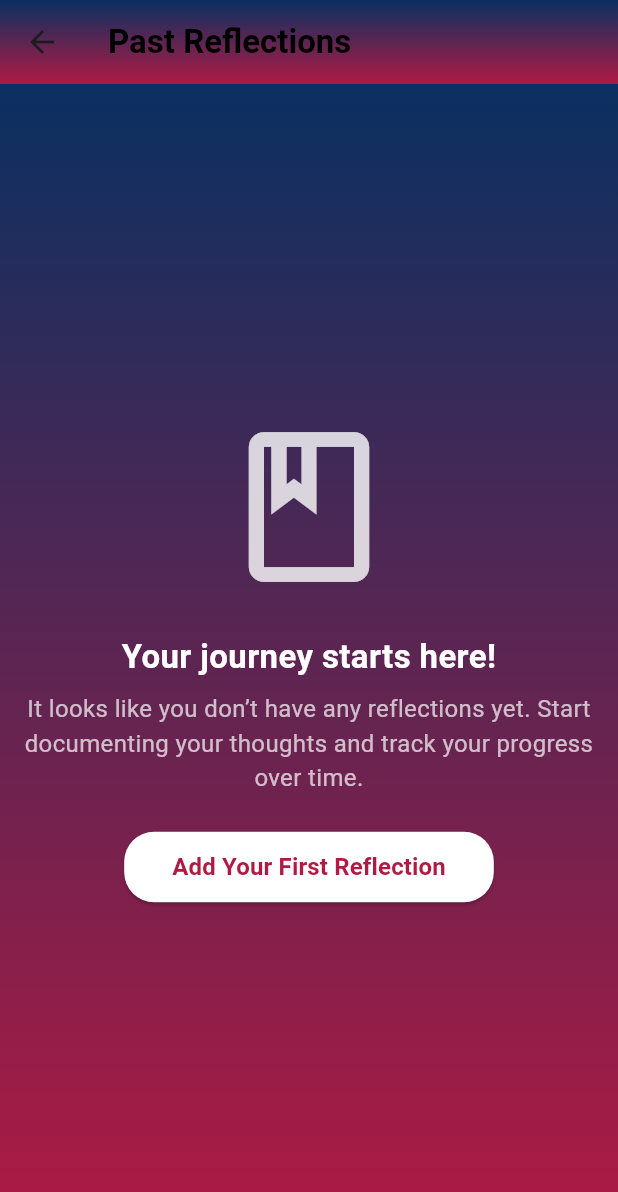
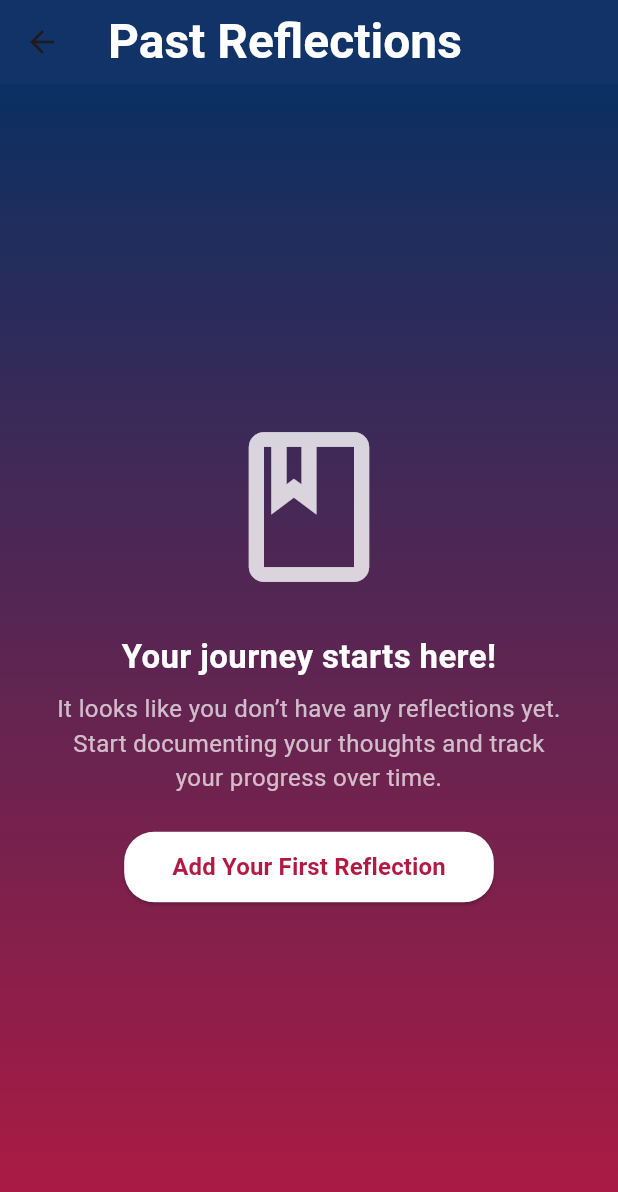
Before and after one commit to PranavBP/Senior-Pal, a Flutter app: the ReflectionsScreen screen opened directly, after a tap on "View Past Notes", on a phone screen of 412 x 824 dp. Shown: the top 1192 px of the screen. Run offline on Flutter 3.47's test engine with Material 3 defaults, Android fonts, the phone set to English and light mode, and no system bars; our stand-ins replace audioplayers, chewie, cloud_firestore, firebase_auth, firebase_core, firebase_database and 8 more; accounts and stored records are empty.

Commit message:
Fixed reflections page: buttons and app bar

```diff
--- a/lib/screens/tab screens/reflections_screen.dart
+++ b/lib/screens/tab screens/reflections_screen.dart
@@ -1,12 +1,12 @@
 import 'package:flutter/material.dart';
 import 'package:flutter_riverpod/flutter_riverpod.dart';
-import 'package:hero_minds/widgets/Reflections/reflection_list_view.dart';
 import 'package:intl/intl.dart';
 import '../../provider/theme_provider.dart';
 import '../../controllers/reflection_controller.dart';
 import '../../models/reflection.dart';
 import '../../models/theme.dart';
 import '../../widgets/Reflections/past_reflections_screen.dart';
+import 'package:hero_minds/widgets/Reflections/reflection_list_view.dart';
 
 // Simulate a streak count for demonstration purposes
 final streakCountProvider = Provider<int>((ref) => 5);
@@ -44,6 +44,17 @@ class _ReflectionsScreenState extends ConsumerState<ReflectionsScreen> {
   }
 
   void saveReflection() {
+    if (titleController.text.isEmpty || contentController.text.isEmpty) {
+      // Show an error if fields are empty
+      ScaffoldMessenger.of(context).showSnackBar(
+        const SnackBar(
+          content: Text('Please fill in all fields before saving.'),
+          duration: Duration(seconds: 2),
+        ),
+      );
+      return; // Exit the function if validation fails
+    }
+
     try {
       final reflectionListNotifier = ref.read(reflectionListProvider.notifier);
 
@@ -120,26 +131,23 @@ class _ReflectionsScreenState extends ConsumerState<ReflectionsScreen> {
     final theme = ref.watch(themeNotifierProvider);
     final streakCount = ref.watch(streakCountProvider);
 
-    final isSaveEnabled = titleController.text.isNotEmpty &&
-        contentController.text.isNotEmpty &&
-        contentController.text.length <= 500;
-
     return Scaffold(
       appBar: AppBar(
         title: Text(
           "Reflections",
           style: TextStyle(
             color: theme.textColor,
-            fontSize: 28,
-            fontWeight: FontWeight.w800,
+            fontSize: 32,
+            fontWeight: FontWeight.bold,
           ),
         ),
         backgroundColor: theme.backgroundGradient[0],
+        elevation: 4,
         centerTitle: false,
-        elevation: 4,
       ),
       body: Stack(
         children: [
+          // Gradient Background
           Container(
             decoration: BoxDecoration(
               gradient: LinearGradient(
@@ -161,7 +169,7 @@ class _ReflectionsScreenState extends ConsumerState<ReflectionsScreen> {
                       Center(
                         child: Text(
                           selectedMood!,
-                          style: TextStyle(
+                          style: const TextStyle(
                               fontSize: 48, fontWeight: FontWeight.bold),
                         ),
                       ),
@@ -213,7 +221,7 @@ class _ReflectionsScreenState extends ConsumerState<ReflectionsScreen> {
                       mainAxisAlignment: MainAxisAlignment.spaceBetween,
                       children: [
                         ElevatedButton(
-                          onPressed: isSaveEnabled ? saveReflection : null,
+                          onPressed: saveReflection,
                           style: ElevatedButton.styleFrom(
                             backgroundColor: theme.backgroundColor,
                             foregroundColor: theme.textColor,
@@ -247,9 +255,8 @@ class _ReflectionsScreenState extends ConsumerState<ReflectionsScreen> {
                           );
                         },
                         style: ElevatedButton.styleFrom(
-                          backgroundColor:
-                              Theme.of(context).colorScheme.primary,
-                          foregroundColor: Colors.white,
+                          backgroundColor: theme.backgroundColor, // Theme-based
+                          foregroundColor: theme.textColor, // Theme-based
                           padding: const EdgeInsets.symmetric(
                               vertical: 14, horizontal: 24),
                           shape: RoundedRectangleBorder(
--- a/lib/widgets/Reflections/past_reflections_screen.dart
+++ b/lib/widgets/Reflections/past_reflections_screen.dart
@@ -1,10 +1,9 @@
 import 'package:flutter/material.dart';
 import 'package:flutter_riverpod/flutter_riverpod.dart';
-import 'package:hero_minds/widgets/Reflections/reflection_details_screen.dart';
 import 'package:intl/intl.dart';
-import 'package:lottie/lottie.dart';
 import '../../models/reflection.dart';
 import '../../provider/theme_provider.dart';
+import 'reflection_details_screen.dart';
 import 'package:hero_minds/widgets/Reflections/reflection_list_view.dart';
 
 class PastReflectionsScreen extends ConsumerWidget {
@@ -25,33 +24,34 @@ class PastReflectionsScreen extends ConsumerWidget {
 
     return Scaffold(
       appBar: AppBar(
-        title: const Text(
+        title: Text(
           "Past Reflections",
           style: TextStyle(
+            color: theme.textColor,
+            fontSize: 32,
             fontWeight: FontWeight.bold,
-            color: Colors.black, // Static black text color
           ),
         ),
-        flexibleSpace: Container(
+        backgroundColor: theme.backgroundGradient[0],
+        elevation: 4,
+        centerTitle: false,
+      ),
+      body: Container(
+        width: double.infinity,
+        height: double.infinity,
         decoration: BoxDecoration(
           gradient: LinearGradient(
-              colors: theme.backgroundGradient, // Dynamic gradient
+            colors: theme.backgroundGradient, // Unified gradient
             begin: Alignment.topCenter,
             end: Alignment.bottomCenter,
           ),
         ),
-        ),
-        backgroundColor: theme.backgroundColor, // Dynamic background color
-      ),
-      body: Container(
-        decoration: BoxDecoration(
-          gradient: LinearGradient(
-            begin: Alignment.topCenter,
-            end: Alignment.bottomCenter,
-            colors:
-                theme.backgroundGradient, // Dynamic page background gradient
-          ),
-        ),
+        child: Padding(
+          padding: const EdgeInsets.all(16.0),
+          child: Column(
+            crossAxisAlignment: CrossAxisAlignment.start,
+            children: [
+              Expanded(
                 child: reflections.isEmpty
                     ? Center(
                         child: Padding(
@@ -88,14 +88,13 @@ class PastReflectionsScreen extends ConsumerWidget {
                               const SizedBox(height: 24),
                               ElevatedButton(
                                 onPressed: () {
-                          Navigator.pop(
-                              context); // Go back to the previous page
+                                  Navigator.pop(context); // Go back
                                 },
                                 style: ElevatedButton.styleFrom(
-                          backgroundColor:
-                              theme.textColor, // Updated button background
-                          foregroundColor:
-                              theme.backgroundColor, // Button text color
+                                  backgroundColor: theme
+                                      .textColor, // Updated button background
+                                  foregroundColor: theme
+                                      .backgroundColor, // Button text color
                                   padding: const EdgeInsets.symmetric(
                                       horizontal: 32, vertical: 12),
                                   shape: RoundedRectangleBorder(
@@ -127,19 +126,22 @@ class PastReflectionsScreen extends ConsumerWidget {
                               crossAxisAlignment: CrossAxisAlignment.start,
                               children: [
                                 Padding(
-                          padding: const EdgeInsets.symmetric(vertical: 8.0),
+                                  padding:
+                                      const EdgeInsets.symmetric(vertical: 8.0),
                                   child: Text(
                                     date,
                                     style: TextStyle(
                                       fontSize: 18,
                                       fontWeight: FontWeight.bold,
-                              color: theme.textColor, // Dynamic text color
+                                      color:
+                                          theme.textColor, // Dynamic text color
                                     ),
                                   ),
                                 ),
                                 ...reflectionsForDate.map((reflection) {
                                   return Card(
-                            margin: const EdgeInsets.symmetric(vertical: 8.0),
+                                    margin: const EdgeInsets.symmetric(
+                                        vertical: 8.0),
                                     elevation: 4,
                                     shape: RoundedRectangleBorder(
                                       borderRadius: BorderRadius.circular(12),
@@ -152,11 +154,13 @@ class PastReflectionsScreen extends ConsumerWidget {
                                         style: TextStyle(
                                           fontWeight: FontWeight.bold,
                                           fontSize: 16,
-                                  color: theme.textColor, // Dynamic text color
+                                          color: theme
+                                              .textColor, // Dynamic text color
                                         ),
                                       ),
                                       subtitle: Column(
-                                crossAxisAlignment: CrossAxisAlignment.start,
+                                        crossAxisAlignment:
+                                            CrossAxisAlignment.start,
                                         children: [
                                           Text(
                                             reflection.content,
@@ -174,7 +178,8 @@ class PastReflectionsScreen extends ConsumerWidget {
                                               Text(
                                                 "Mood: ${reflection.mood ?? 'N/A'}",
                                                 style: TextStyle(
-                                          color: theme.textColor.withOpacity(
+                                                  color: theme.textColor
+                                                      .withOpacity(
                                                           0.7), // Dynamic text color with opacity
                                                   fontSize: 12,
                                                 ),
@@ -183,7 +188,8 @@ class PastReflectionsScreen extends ConsumerWidget {
                                               Text(
                                                 "Words: ${reflection.content.split(' ').length}",
                                                 style: TextStyle(
-                                          color: theme.textColor.withOpacity(
+                                                  color: theme.textColor
+                                                      .withOpacity(
                                                           0.7), // Dynamic text color with opacity
                                                   fontSize: 12,
                                                 ),
@@ -194,7 +200,8 @@ class PastReflectionsScreen extends ConsumerWidget {
                                       ),
                                       trailing: Icon(
                                         Icons.arrow_forward,
-                                color: theme.textColor, // Dynamic icon color
+                                        color: theme
+                                            .textColor, // Dynamic icon color
                                       ),
                                       onTap: () {
                                         Navigator.push(
@@ -215,6 +222,10 @@ class PastReflectionsScreen extends ConsumerWidget {
                         },
                       ),
               ),
+            ],
+          ),
+        ),
+      ),
     );
   }
 }
```
Also changed, not shown: lib/widgets/Reflections/reflection_details_screen.dart (+56 -37 lines). Lines whose indentation alone changed are shown as unchanged.
